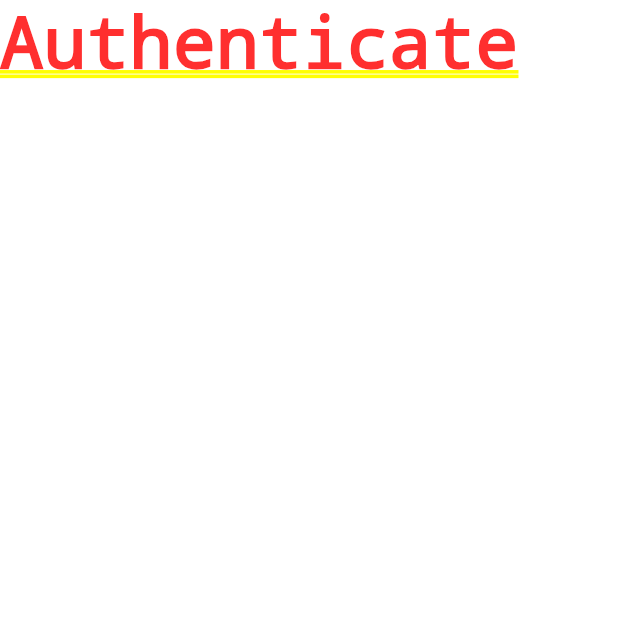
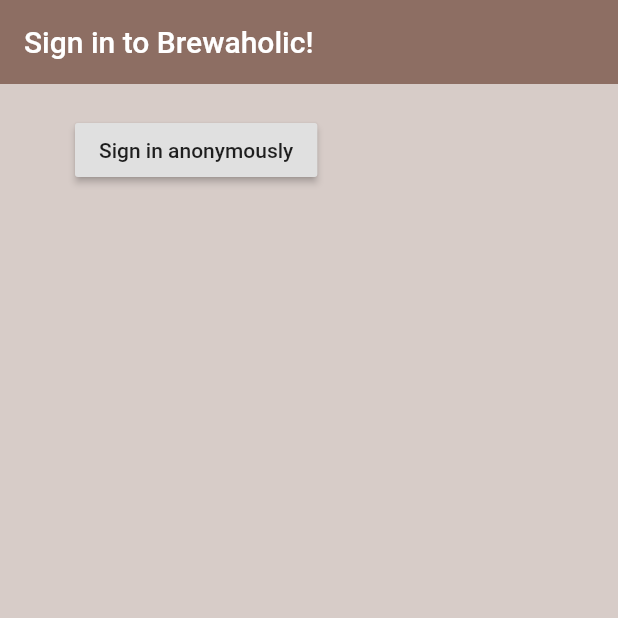
Before and after one commit to soumyadeep6845/Brewaholic, a Flutter app: the screen it shows after launch, on a phone screen of 412 x 824 dp, the top half of it. Run offline on Flutter 3.47's test engine with Material 2 defaults, Android fonts, the phone set to English and light mode, and no system bars; our stand-ins replace firebase_auth; accounts and stored records are empty.

Commit message:
Setup button to signin method anonymously

```diff
--- a/lib/main.dart
+++ b/lib/main.dart
@@ -10,6 +10,7 @@
   @override
   Widget build(BuildContext context) {
     return MaterialApp(
+      debugShowCheckedModeBanner: false,
       home: Wrapper(),
     );
   }
--- a/lib/screens/authenticate/authenticate.dart
+++ b/lib/screens/authenticate/authenticate.dart
@@ -1,3 +1,4 @@
+import 'package:brew_app/screens/authenticate/sign_in.dart';
 import 'package:flutter/material.dart';
 
 class Authenticate extends StatefulWidget {
@@ -9,7 +10,7 @@
   @override
   Widget build(BuildContext context) {
     return Container(
-      child: Text('Authenticate'),
+      child: SignIn(),
     );
   }
 }
--- /dev/null
+++ b/lib/screens/authenticate/sign_in.dart
@@ -0,0 +1,41 @@
+import 'package:brew_app/services/auth.dart';
+import 'package:flutter/material.dart';
+
+class SignIn extends StatefulWidget {
+  @override
+  _signInState createState() => _signInState();
+}
+
+class _signInState extends State<SignIn> {
+  final AuthService _auth = AuthService();
+
+  @override
+  Widget build(BuildContext context) {
+    return Scaffold(
+      backgroundColor: Colors.brown[100],
+      appBar: AppBar(
+        backgroundColor: Colors.brown[400],
+        elevation: 0.0,
+        title: Text('Sign in to Brewaholic!'),
+      ),
+      body: Container(
+        padding: EdgeInsets.symmetric(
+          vertical: 20.0,
+          horizontal: 50.0,
+        ),
+        child: RaisedButton(
+          child: Text('Sign in anonymously'),
+          onPressed: () async {
+            dynamic result = await _auth.signInAnon();
+            if (result == null) {
+              print('Error signing in 😟');
+            } else {
+              print('Signed in 🤪');
+              print(result);
+            }
+          },
+        ),
+      ),
+    );
+  }
+}
```
